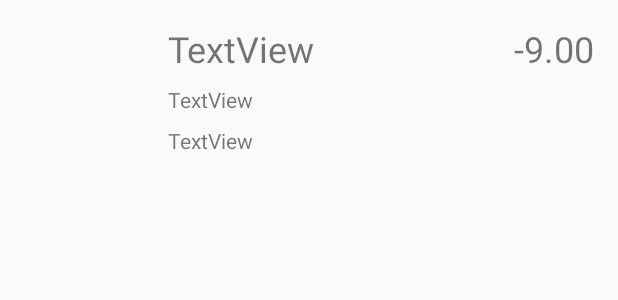
After one commit to yangcedrus/Oneday, an Android app: the layout item_bill_overview.xml on its own in the app's theme, with its tools: preview values and no code run, on a phone screen of 412 x 824 dp. The commit adds this screen. Shown: the top 300 px of the screen. Run offline under Robolectric (Android 15) with nearby library versions, the phone set to English and light mode, and no system bars.

Commit message:
账单饼状图实现
饼状图动画添加

```diff
--- a/app/build.gradle
+++ b/app/build.gradle
@@ -23,9 +23,12 @@ dependencies {
     implementation 'com.android.support:appcompat-v7:26.1.0'
     implementation 'com.android.support.constraint:constraint-layout:1.1.3'
     implementation 'com.android.support:support-v4:26.1.0'
+    implementation 'com.android.support:recyclerview-v7:26.1.0'
     testImplementation 'junit:junit:4.12'
     androidTestImplementation 'com.android.support.test:runner:1.0.2'
     androidTestImplementation 'com.android.support.test.espresso:espresso-core:3.0.2'
     implementation 'com.jakewharton:butterknife:5.1.1'
     annotationProcessor 'com.jakewharton:butterknife:5.1.1'
+    //饼状图
+    implementation 'com.github.PhilJay:MPAndroidChart:v3.0.3'
 }
--- a/app/src/main/AndroidManifest.xml
+++ b/app/src/main/AndroidManifest.xml
@@ -16,8 +16,9 @@
                 <category android:name="android.intent.category.LAUNCHER" />
             </intent-filter>
         </activity>
-        <activity android:name=".BaseActivity"/>
-        <activity android:name=".activity.SignUpActivity"/>
+        <activity android:name=".BaseActivity" />
+        <activity android:name=".activity.SignUpActivity" />
+        <activity android:name=".activity.BillOverviewActivity"></activity>
     </application>
 
 </manifest>
--- a/app/src/main/java/com/whut/oneday/BaseActivity.java
+++ b/app/src/main/java/com/whut/oneday/BaseActivity.java
@@ -11,6 +11,9 @@ import android.view.ViewGroup;
 import android.widget.Toast;
 
 public class BaseActivity extends AppCompatActivity {
+
+    public static Boolean BASE_LONG=true;
+    public static Boolean BASE_SHORT=false;
 
     /**
      * 显示Toast方法
--- a/app/src/main/java/com/whut/oneday/activity/SignUpActivity.java
+++ b/app/src/main/java/com/whut/oneday/activity/SignUpActivity.java
@@ -26,7 +26,7 @@ import butterknife.InjectView;
 
 public class SignUpActivity extends BaseActivity {
 
-    @InjectView(R.id.toolbar)
+    @InjectView(R.id.sign_up_toolbar)
     Toolbar toolbar;
     @InjectView(R.id.sign_up_content)
     FrameLayout signUpContent;
--- a/app/src/main/res/layout/activity_sign_up.xml
+++ b/app/src/main/res/layout/activity_sign_up.xml
@@ -7,7 +7,7 @@
     tools:context=".activity.SignUpActivity">
 
     <android.support.v7.widget.Toolbar
-        android:id="@+id/toolbar"
+        android:id="@+id/sign_up_toolbar"
         android:layout_width="match_parent"
         android:layout_height="wrap_content"
         android:background="@color/yellow"
@@ -17,7 +17,7 @@
             android:layout_width="wrap_content"
             android:layout_height="wrap_content"
             android:layout_gravity="center"
-            android:text="@string/sign_up_title"
+            android:text="@string/sign_up"
             android:textSize="@dimen/sign_up_title" />
 
     </android.support.v7.widget.Toolbar>
@@ -29,6 +29,6 @@
         app:layout_constraintBottom_toBottomOf="parent"
         app:layout_constraintEnd_toEndOf="parent"
         app:layout_constraintStart_toStartOf="parent"
-        app:layout_constraintTop_toBottomOf="@+id/toolbar"/>
+        app:layout_constraintTop_toBottomOf="@+id/sign_up_toolbar"/>
 
 </android.support.constraint.ConstraintLayout>
--- /dev/null
+++ b/app/src/main/res/layout/item_bill_overview.xml
@@ -0,0 +1,59 @@
+<?xml version="1.0" encoding="utf-8"?>
+<android.support.constraint.ConstraintLayout xmlns:android="http://schemas.android.com/apk/res/android"
+    xmlns:app="http://schemas.android.com/apk/res-auto"
+    xmlns:tools="http://schemas.android.com/tools"
+    android:layout_width="match_parent"
+    android:layout_height="112dp">
+
+    <ImageView
+        android:id="@+id/item_bill_image"
+        android:layout_width="80dp"
+        android:layout_height="80dp"
+        android:layout_marginBottom="16dp"
+        android:layout_marginStart="16dp"
+        android:layout_marginTop="16dp"
+        app:layout_constraintBottom_toBottomOf="parent"
+        app:layout_constraintStart_toStartOf="parent"
+        app:layout_constraintTop_toTopOf="parent" />
+
+    <TextView
+        android:id="@+id/item_bill_name"
+        android:layout_width="wrap_content"
+        android:layout_height="wrap_content"
+        android:layout_marginStart="16dp"
+        android:layout_marginTop="16dp"
+        android:text="TextView"
+        android:textSize="@dimen/big_size"
+        app:layout_constraintStart_toEndOf="@+id/item_bill_image"
+        app:layout_constraintTop_toTopOf="parent" />
+
+    <TextView
+        android:id="@+id/item_bill_classify"
+        android:layout_width="wrap_content"
+        android:layout_height="wrap_content"
+        android:layout_marginTop="8dp"
+        android:text="TextView"
+        app:layout_constraintStart_toStartOf="@+id/item_bill_name"
+        app:layout_constraintTop_toBottomOf="@id/item_bill_name" />
+
+    <TextView
+        android:id="@+id/item_bill_time"
+        android:layout_width="wrap_content"
+        android:layout_height="wrap_content"
+        android:layout_marginTop="8dp"
+        android:text="TextView"
+        app:layout_constraintStart_toStartOf="@id/item_bill_name"
+        app:layout_constraintTop_toBottomOf="@id/item_bill_classify" />
+
+    <TextView
+        android:id="@+id/item_bill_money"
+        android:layout_width="wrap_content"
+        android:layout_height="wrap_content"
+        android:layout_marginEnd="16dp"
+        android:layout_marginTop="16dp"
+        android:text="-9.00"
+        android:textSize="@dimen/big_size"
+        app:layout_constraintEnd_toEndOf="parent"
+        app:layout_constraintTop_toTopOf="parent" />
+
+</android.support.constraint.ConstraintLayout>
--- a/app/src/main/res/values/colors.xml
+++ b/app/src/main/res/values/colors.xml
@@ -6,4 +6,6 @@
 
     <color name="white">#FFFFFF</color>
     <color name="yellow">#FACC01</color>
+
+    <color name="guildline">#000000</color>
 </resources>
--- a/app/src/main/res/values/dimens.xml
+++ b/app/src/main/res/values/dimens.xml
@@ -1,5 +1,8 @@
 <resources>
     <!--此文件添加全局字号、间隔、长宽等信息-->
+
+    <dimen name="little_size">16sp</dimen>
+    <dimen name="big_size">24sp</dimen>
 
     <!--登录界面-->
     <dimen name="login_app_name">20sp</dimen>
--- a/build.gradle
+++ b/build.gradle
@@ -19,6 +19,7 @@ allprojects {
     repositories {
         google()
         jcenter()
+        maven { url 'https://jitpack.io' }
     }
 }
 
```
Also changed, not shown: app/src/main/java/com/whut/oneday/ClassifyMap.java (added, +7 -0 lines), app/src/main/java/com/whut/oneday/LoginActivity.java (+7 -4 lines), app/src/main/java/com/whut/oneday/activity/BillOverviewActivity.java (added, +287 -0 lines), app/src/main/java/com/whut/oneday/adapter/BillOverViewAdapter.java (added, +73 -0 lines), app/src/main/java/com/whut/oneday/entity/BillDesc.java (added, +65 -0 lines), app/src/main/res/layout/activity_bill_overview.xml (added, +166 -0 lines), app/src/main/res/values/strings.xml (+6 -2 lines), 1 other file.
